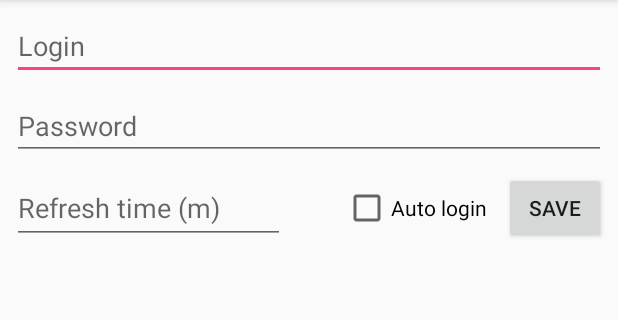
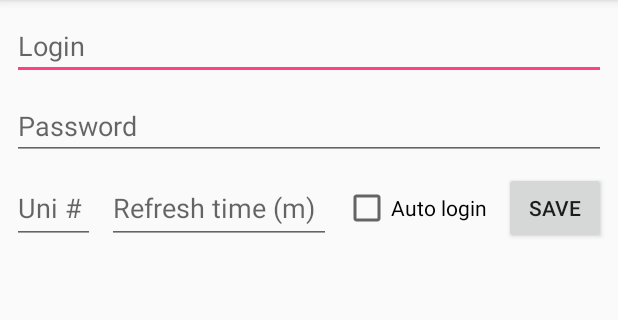
Before and after one commit to SerhiiTsybulskyi/xGameClient, an Android app: the screen it shows after launch (MainActivity), after a tap on "Account", on a phone screen of 412 x 824 dp, the part 84-404 px from its top. Run offline under Robolectric (Android 15) with nearby library versions, the phone set to English and light mode, and no system bars; our stand-ins replace Firebase (no records; nobody signed in at launch, a user with empty details on screens opened directly); 1 other tap on this screen came first.

Commit message:
add uni number and some refactoring

```diff
--- a/app/src/main/java/c4r0n0s/xgameclient/MainActivity.java
+++ b/app/src/main/java/c4r0n0s/xgameclient/MainActivity.java
@@ -22,10 +22,16 @@ import android.support.v7.widget.Toolbar;
 import android.view.Menu;
 import android.view.MenuItem;
 import android.widget.Toast;
-
 import com.google.firebase.FirebaseApp;
+import com.google.firebase.database.DataSnapshot;
+import com.google.firebase.database.DatabaseError;
 import com.google.firebase.database.DatabaseReference;
 import com.google.firebase.database.FirebaseDatabase;
+import com.google.firebase.database.ValueEventListener;
+
+import java.util.Objects;
+import java.util.Timer;
+import java.util.TimerTask;
 
 import c4r0n0s.xgameclient.entities.AccountEntity;
 import c4r0n0s.xgameclient.fragments.AccountFragment;
@@ -36,7 +42,6 @@ import c4r0n0s.xgameclient.utils.DetectConnection;
 
 public class MainActivity extends AppCompatActivity
         implements NavigationView.OnNavigationItemSelectedListener {
-    private DatabaseReference mDatabase;
     private static String androidId;
     private IntentFilter mIntentFilter = new IntentFilter();
     private BroadcastReceiver mReceiver = new BroadcastReceiver() {
@@ -64,9 +69,35 @@ public class MainActivity extends AppCompatActivity
         setContentView(R.layout.activity_main);
         Toolbar toolbar = findViewById(R.id.toolbar);
         setSupportActionBar(toolbar);
-        loadDefaultPageFragment();
 
-        AccountManagerService.loadAccount(this);
+        AccountManagerService.loadAccount();
+        final Timer refreshTimer = new Timer();
+        refreshTimer.scheduleAtFixedRate(new TimerTask() {
+            @Override
+            public void run() {
+                DatabaseReference mDatabase = FirebaseDatabase.getInstance().getReference("accounts");
+                mDatabase.addListenerForSingleValueEvent(new ValueEventListener() {
+                    @Override
+                    public void onDataChange(DataSnapshot snapshot) {
+                        if (!snapshot.hasChild(MainActivity.getAndroidId())) {
+                            refreshTimer.cancel();
+                        }
+                    }
+
+                    @Override
+                    public void onCancelled(DatabaseError databaseError) {
+                        System.out.println("Failed to read value.");
+                        refreshTimer.cancel();
+                    }
+                });
+
+                AccountEntity accountSettings = AccountManagerService.getAccountSettings();
+                if (Objects.nonNull(accountSettings)) {
+                    loadDefaultPageFragment();
+                    refreshTimer.cancel();
+                }
+            }
+        }, 0, 100);
 
         mIntentFilter.addAction("c4r0n0s.MY_ACTION");
         registerReceiver(mReceiver, mIntentFilter);
--- a/app/src/main/java/c4r0n0s/xgameclient/fragments/WebViewFragment.java
+++ b/app/src/main/java/c4r0n0s/xgameclient/fragments/WebViewFragment.java
@@ -1,7 +1,6 @@
 package c4r0n0s.xgameclient.fragments;
 
 import android.annotation.SuppressLint;
-import android.content.Context;
 import android.net.Uri;
 import android.os.Bundle;
 import android.support.annotation.NonNull;
@@ -11,10 +10,9 @@ import android.view.View;
 import android.view.ViewGroup;
 import android.webkit.WebView;
 import android.webkit.WebViewClient;
-
-import java.util.Objects;
-
 import c4r0n0s.xgameclient.R;
+import c4r0n0s.xgameclient.entities.AccountEntity;
+import c4r0n0s.xgameclient.services.AccountManagerService;
 
 /**
  * A simple {@link Fragment} subclass.
@@ -53,11 +51,12 @@ public class WebViewFragment extends Fragment {
     @Override
     public View onCreateView(@NonNull LayoutInflater inflater, ViewGroup container,
                              Bundle savedInstanceState) {
+        AccountEntity accountSettings = AccountManagerService.getAccountSettings();
         View view = inflater.inflate(R.layout.fragment_web_view, container, false);
         WebView webView = view.findViewById(R.id.webView);
         webView.setWebViewClient(new WebViewClient());
         webView.getSettings().setJavaScriptEnabled(true);
-        webView.loadUrl("https://xgame-online.com/uni21/overview.php");
+        webView.loadUrl("https://xgame-online.com/uni"+ accountSettings.uniNumber +"/overview.php");
         return view;
     }
 
--- a/app/src/main/java/c4r0n0s/xgameclient/services/AccountManagerService.java
+++ b/app/src/main/java/c4r0n0s/xgameclient/services/AccountManagerService.java
@@ -1,8 +1,5 @@
 package c4r0n0s.xgameclient.services;
-
-import android.content.Context;
 import android.util.Log;
-
 import com.google.firebase.database.DataSnapshot;
 import com.google.firebase.database.DatabaseError;
 import com.google.firebase.database.DatabaseReference;
@@ -23,7 +20,7 @@ public class AccountManagerService {
         return ourInstance;
     }
 
-    public static void loadAccount(Context context) {
+    public static void loadAccount() {
         DatabaseReference mDatabase = FirebaseDatabase.getInstance().getReference("accounts");
         mDatabase.child(MainActivity.getAndroidId()).addValueEventListener(new ValueEventListener() {
             @Override
--- a/app/src/main/res/layout/fragment_account.xml
+++ b/app/src/main/res/layout/fragment_account.xml
@@ -70,7 +70,7 @@
 
         <EditText
             android:id="@+id/refreshTimeText"
-            android:layout_width="182dp"
+            android:layout_width="0dp"
             android:layout_height="48dp"
             android:layout_marginEnd="8dp"
             android:layout_marginStart="8dp"
@@ -79,7 +79,18 @@
             android:hint="@string/account_info_refresh_time"
             android:inputType="numberSigned"
             app:layout_constraintEnd_toStartOf="@+id/checkBoxAutoLogin"
-            app:layout_constraintHorizontal_bias="0.0"
+            app:layout_constraintStart_toEndOf="@+id/uniNumber"
+            app:layout_constraintTop_toBottomOf="@+id/passwordText" />
+
+        <EditText
+            android:id="@+id/uniNumber"
+            android:layout_width="55dp"
+            android:layout_height="48dp"
+            android:layout_marginStart="8dp"
+            android:layout_marginTop="8dp"
+            android:ems="10"
+            android:hint="@string/account_info_uni_number"
+            android:inputType="number"
             app:layout_constraintStart_toStartOf="parent"
             app:layout_constraintTop_toBottomOf="@+id/passwordText" />
 
--- a/app/src/main/res/values/strings.xml
+++ b/app/src/main/res/values/strings.xml
@@ -18,6 +18,7 @@
     <string name="account_info_login">Login</string>
     <string name="account_info_password">Password</string>
     <string name="account_info_refresh_time">Refresh time (m)</string>
+    <string name="account_info_uni_number">Uni #</string>
     <string name="account_info_auto_login">Auto login</string>
     <string name="account_info_save">Save</string>
 
```
Also changed, not shown: app/src/main/java/c4r0n0s/xgameclient/entities/AccountEntity.java (+11 -6 lines), app/src/main/java/c4r0n0s/xgameclient/fragments/AccountFragment.java (+26 -0 lines), app/src/main/java/c4r0n0s/xgameclient/services/TaskManagerService.java (+3 -8 lines), app/src/main/java/c4r0n0s/xgameclient/services/WebViewService.java (+2 -9 lines), 4 other files.
